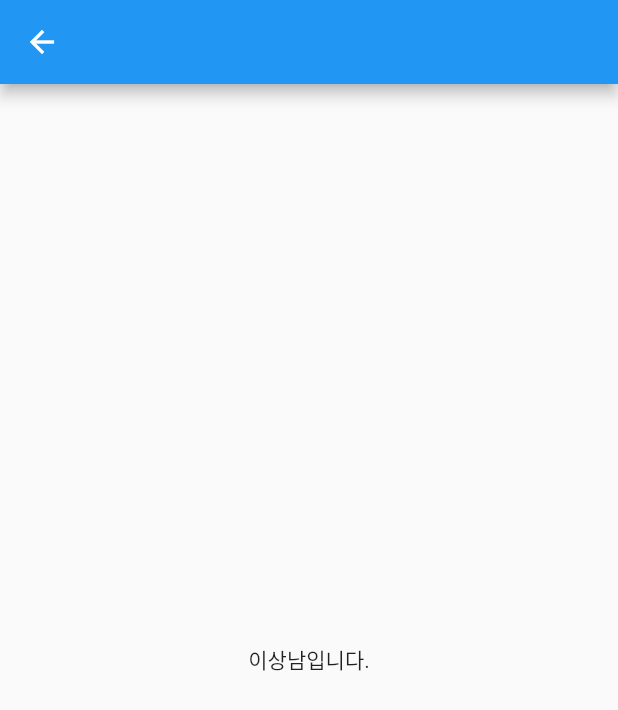
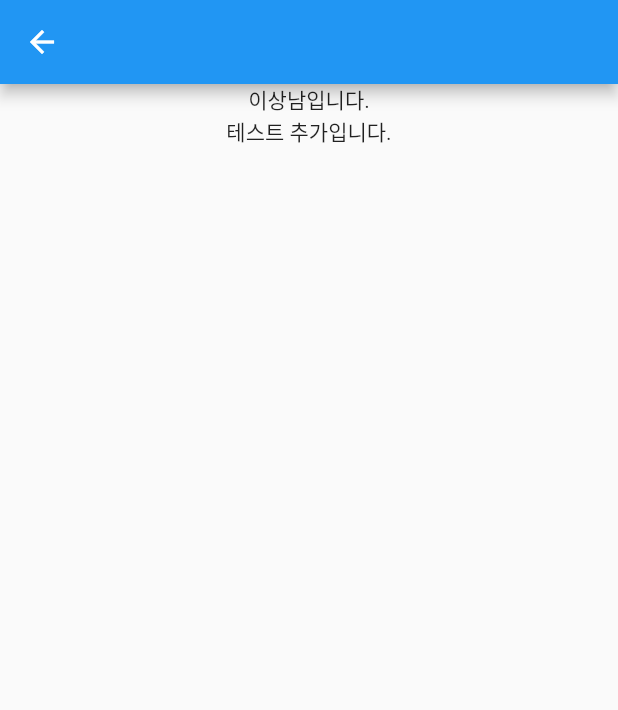
Before and after one commit to ThePerfectMartini/sparta_7th_iOS_team10, a Flutter app: the lsn screen opened directly, on a phone screen of 412 x 824 dp. Shown: the top 710 px of the screen. Run offline on Flutter 3.47's test engine with Material 2 defaults, Android fonts, the phone set to English and light mode, and no system bars.

Commit message:
lsn.dart파일 테스트 수정

```diff
--- a/lib/lsn.dart
+++ b/lib/lsn.dart
@@ -10,7 +10,12 @@ class lsn extends StatelessWidget {
     return Scaffold(
       appBar: AppBar(),
       body: Center(
-        child: Text("이상남입니다."),
+        child: Column(
+          children: [
+            Text("이상남입니다."),
+            Text("테스트 추가입니다."),
+          ],
+        ),
       ),
     );
   }
```
Also changed, not shown: 139 other files.
